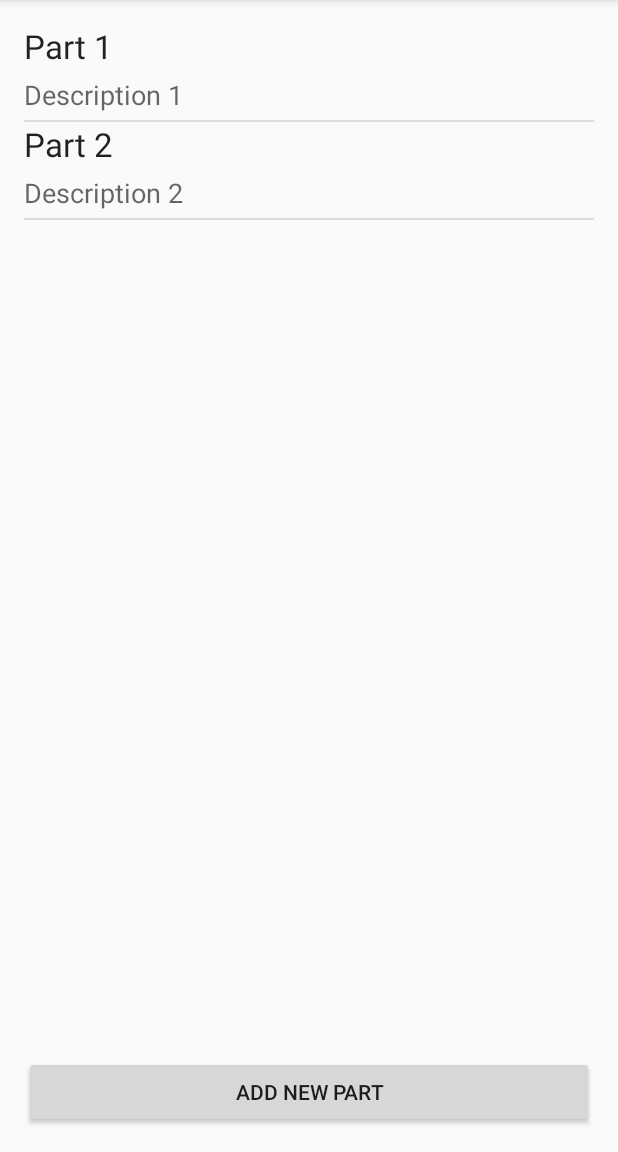
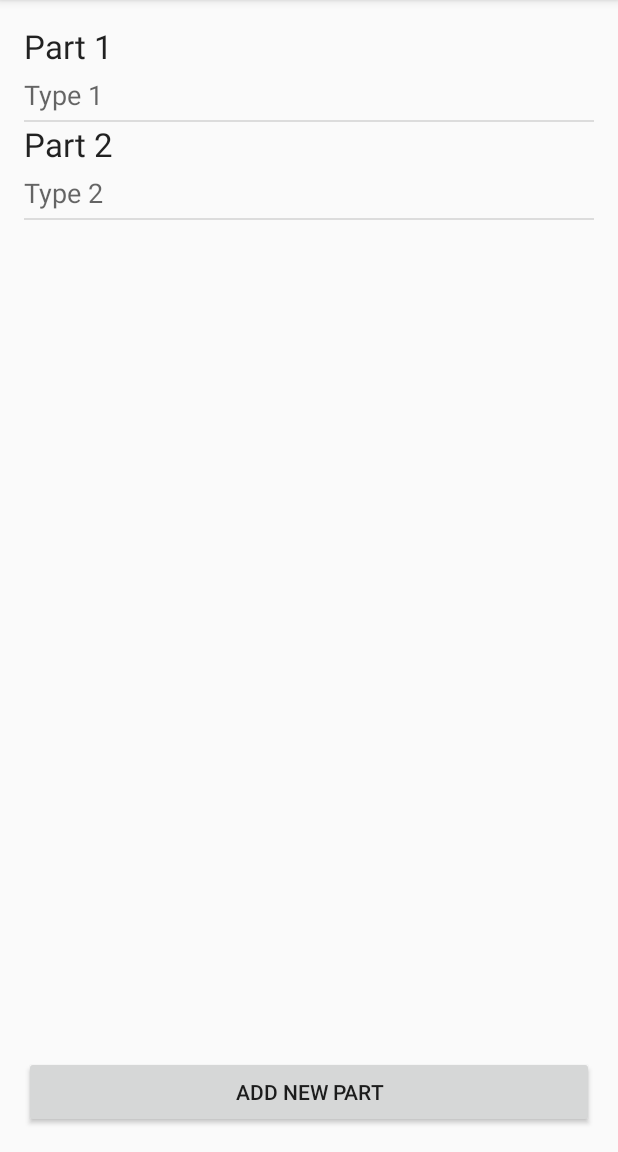
Before and after one commit to Wojonatior/PCPartPlanner, an Android app: the screen it shows after launch (MainActivity), on a phone screen of 412 x 824 dp, the part 84-1236 px from its top. Run offline under Robolectric (Android 15) with nearby library versions, the phone set to English and light mode, and no system bars.

```diff
--- a/app/src/main/java/cse202/jarekwojo/pcpartplanner/MainActivity.java
+++ b/app/src/main/java/cse202/jarekwojo/pcpartplanner/MainActivity.java
@@ -16,8 +16,8 @@ import java.util.List;
 
 public class MainActivity extends ActionBarActivity {
     List<Part> partList = new ArrayList<>(Arrays.asList(
-        new Part("Part 1", "Description 1"),
-        new Part("Part 2", "Description 2")));
+        new Part("Part 1", "Type 1"),
+        new Part("Part 2", "Type 2")));
 
 
     @Override
--- a/app/src/main/java/cse202/jarekwojo/pcpartplanner/Part.java
+++ b/app/src/main/java/cse202/jarekwojo/pcpartplanner/Part.java
@@ -5,23 +5,23 @@ package cse202.jarekwojo.pcpartplanner;
  */
 public class Part {
     private String name;
-    private String description;
+    private String type;
 
     public Part(String n, String d){
         this.name = n;
-        this.description = d;
+        this.type = d;
     }
 
-    public void setDescription(String description) {
-        this.description = description;
+    public void setType(String type) {
+        this.type = type;
     }
 
     public void setName(String name) {
         this.name = name;
     }
 
-    public String getDescription() {
-        return description;
+    public String getType() {
+        return type;
     }
 
     public String getName() {
--- a/app/src/main/java/cse202/jarekwojo/pcpartplanner/PartAdapter.java
+++ b/app/src/main/java/cse202/jarekwojo/pcpartplanner/PartAdapter.java
@@ -5,6 +5,7 @@ import android.view.LayoutInflater;
 import android.view.View;
 import android.view.ViewGroup;
 import android.widget.BaseAdapter;
+import android.widget.Spinner;
 import android.widget.TextView;
 
 import java.util.ArrayList;
@@ -43,14 +44,14 @@ public class PartAdapter extends BaseAdapter {
 
         //Get text views
         TextView nameView = (TextView) view.findViewById(R.id.partName);
-        TextView descriptionView = (TextView) view.findViewById(R.id.partDescription);
+        TextView typeView = (TextView) view.findViewById(R.id.partType);
 
         //Set part
         Part part = (Part) getItem(position);
 
         //Set texts
         nameView.setText(part.getName());
-        descriptionView.setText(part.getDescription());
+        typeView.setText(part.getType());
 
         return view;
     }
--- a/app/src/main/res/layout/part_list_item.xml
+++ b/app/src/main/res/layout/part_list_item.xml
@@ -17,7 +17,7 @@
         android:layout_width="wrap_content"
         android:layout_height="wrap_content"
         android:textAppearance="?android:attr/textAppearanceMedium"
-        android:text="Part Description"
-        android:id="@+id/partDescription"
+        android:text="Part Type"
+        android:id="@+id/partType"
         android:layout_marginTop="5dp" />
 </LinearLayout>
```
Also changed, not shown: app/src/main/java/cse202/jarekwojo/pcpartplanner/AddPartActivity.java (+26 -0 lines), app/src/main/res/layout/activity_add_part.xml (+19 -7 lines).
